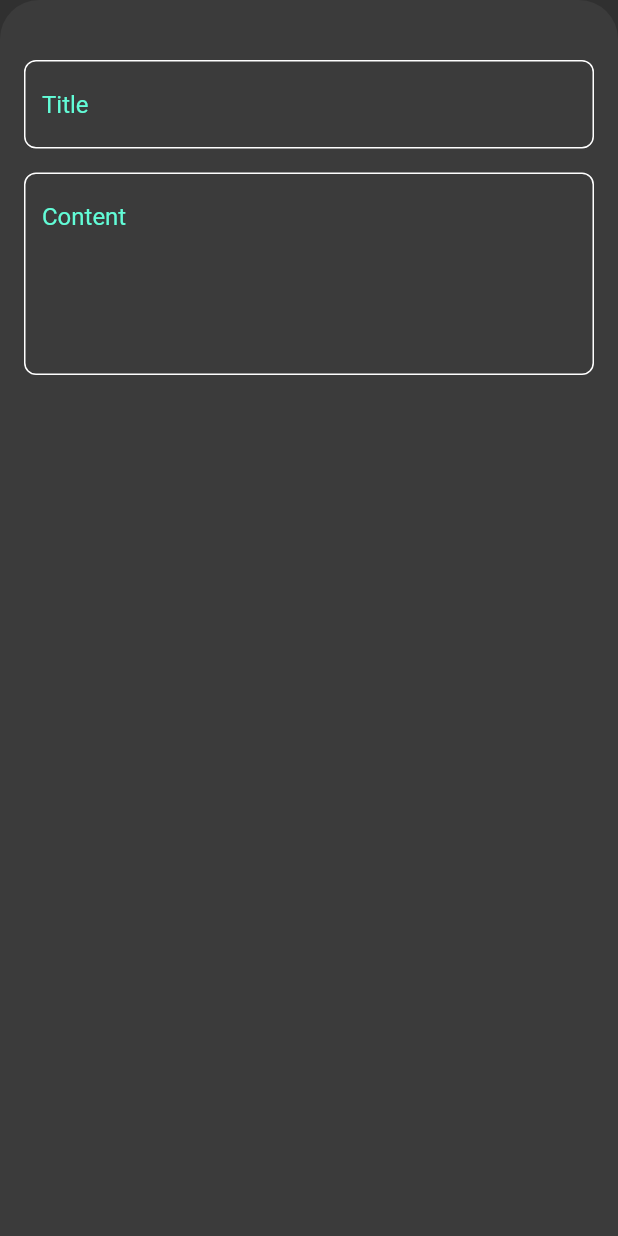
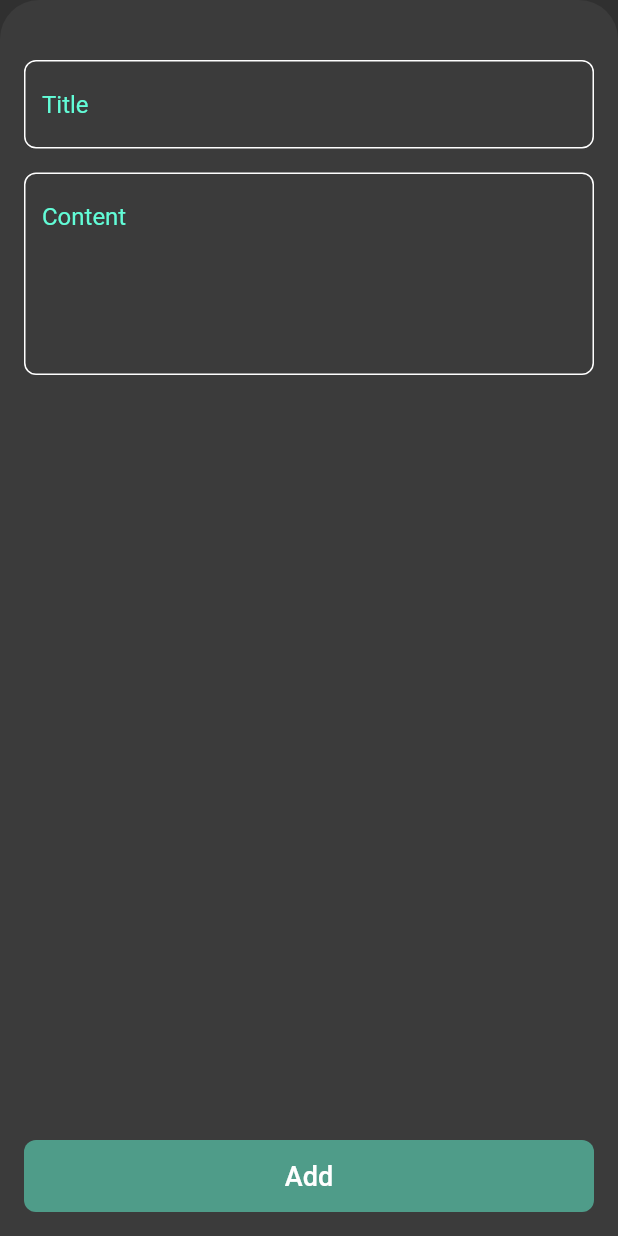
Before and after one commit to 13octt/Note-App, a Flutter app: the AddNoteBottomSheet widget shown alone on an empty page, opened directly, on a phone screen of 412 x 824 dp. Run offline on Flutter 3.47's test engine with Material 2 defaults, Android fonts, the phone set to English and light mode, and no system bars.

Commit message:
add note button

```diff
--- a/lib/views/widgets/add_bottom_sheet.dart
+++ b/lib/views/widgets/add_bottom_sheet.dart
@@ -1,6 +1,6 @@
 import 'package:flutter/material.dart';
 import 'package:note_app/views/widgets/custom_text_field.dart';
-
+import 'add_note_button.dart';
 class AddNoteBottomSheet extends StatelessWidget {
   const AddNoteBottomSheet({super.key});
 
@@ -29,6 +29,9 @@ class AddNoteBottomSheet extends StatelessWidget {
             hint: 'Content',
             maxLines: 5,
           ),
+          Spacer(),
+
+          AddNoteButton(),
         ]),
       ),
     );
--- /dev/null
+++ b/lib/views/widgets/add_note_button.dart
@@ -0,0 +1,25 @@
+import 'package:flutter/material.dart';
+import 'package:note_app/constants.dart';
+
+class AddNoteButton extends StatelessWidget {
+  const AddNoteButton({super.key});
+
+  @override
+  Widget build(BuildContext context) {
+    return Container(
+      width: double.infinity,
+      decoration: BoxDecoration(
+        color: kPrimaryColor.withOpacity(.5),
+        borderRadius: BorderRadius.circular(8),
+        // borderRadius: BorderRadius.all(8.0),
+      ),
+      child: const SizedBox(
+          child: TextButton(
+              onPressed: null,
+              child: Text(
+                'Add',
+                style: TextStyle(color: Colors.white, fontSize: 18),
+              ))),
+    );
+  }
+}
```
